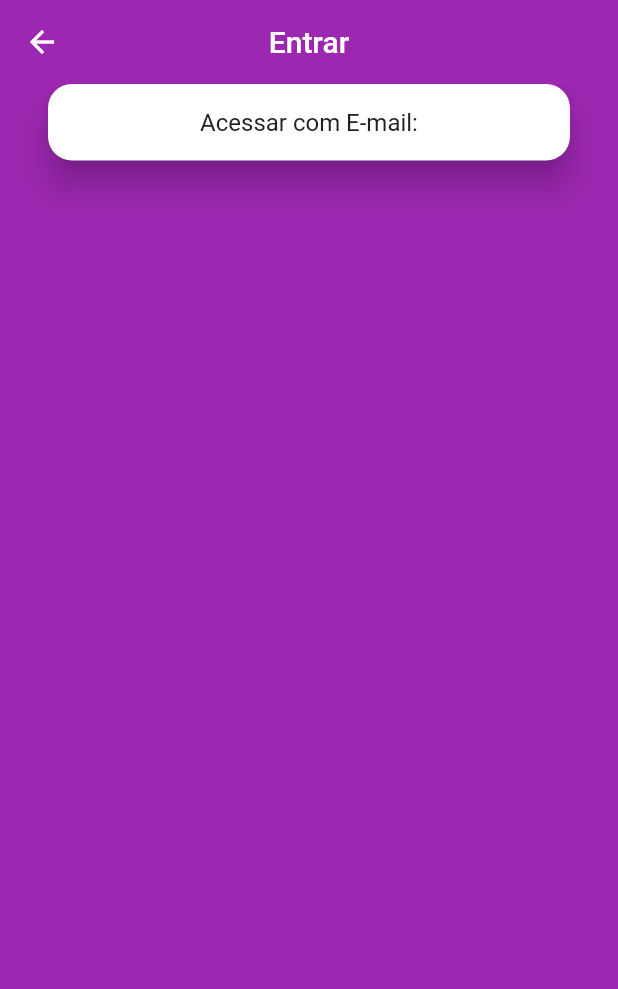
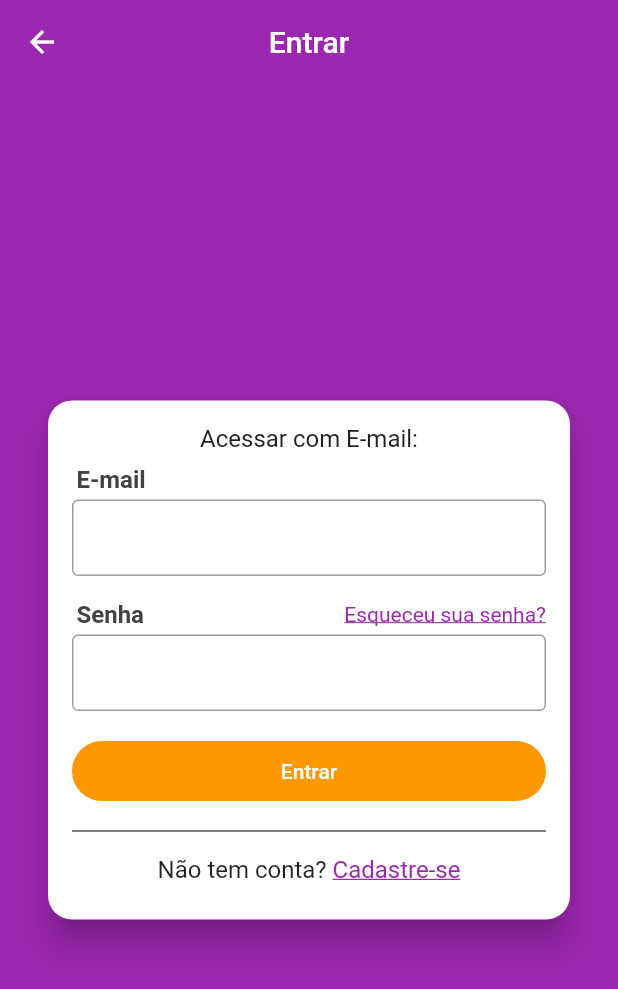
Before and after one commit to Mjsilva7/mobX, a Flutter app: the screen it shows after launch, in the side drawer, after a tap on "Acesse sua conta!", on a phone screen of 412 x 824 dp. Shown: the top 989 px of the screen. Run offline on Flutter 3.47's test engine with Material 2 defaults, Android fonts, the phone set to English and light mode, and no system bars; our stand-ins replace get_it, mobx, parse_server_sdk_flutter; generated files the repository leaves out were written again.

Commit message:
Novas implementações
Implementações novas tela de login

```diff
--- a/xlomobX/lib/main.dart
+++ b/xlomobX/lib/main.dart
@@ -36,6 +36,7 @@ class MyApp extends StatelessWidget {
         visualDensity: VisualDensity.adaptivePlatformDensity,
         scaffoldBackgroundColor: Colors.purple,
         appBarTheme: AppBarTheme(elevation: 0),
+        cursorColor: Colors.orange,
       ),
       home: BaseScreen(),
     );
--- a/xlomobX/lib/screens/login/login_screen.dart
+++ b/xlomobX/lib/screens/login/login_screen.dart
@@ -8,9 +8,13 @@ class LoginScreen extends StatelessWidget {
         title: const Text('Entrar'),
         centerTitle: true,
       ),
-      body: Card(
+      body: Container(
+        alignment: Alignment.center,
+        child: SingleChildScrollView(
+          child: Card(
             margin: const EdgeInsets.symmetric(horizontal: 32),
-        shape: RoundedRectangleBorder(borderRadius: BorderRadius.circular(16)),
+            shape:
+                RoundedRectangleBorder(borderRadius: BorderRadius.circular(16)),
             elevation: 9,
             child: Padding(
               padding: const EdgeInsets.all(16),
@@ -26,7 +30,103 @@ class LoginScreen extends StatelessWidget {
                       color: Colors.grey[900],
                     ),
                   ),
+                  Padding(
+                    padding: const EdgeInsets.only(left: 3, bottom: 4, top: 8),
+                    child: Text(
+                      'E-mail',
+                      style: TextStyle(
+                        color: Colors.grey[800],
+                        fontSize: 16,
+                        fontWeight: FontWeight.w700,
+                      ),
+                    ),
+                  ),
+                  TextField(
+                    decoration: InputDecoration(
+                      border: const OutlineInputBorder(),
+                      isDense: true,
+                    ),
+                    keyboardType: TextInputType.emailAddress,
+                  ),
+                  const SizedBox(height: 16),
+                  Padding(
+                    padding: const EdgeInsets.only(left: 3, bottom: 4),
+                    child: Row(
+                      mainAxisAlignment: MainAxisAlignment.spaceBetween,
+                      children: [
+                        Text(
+                          'Senha',
+                          style: TextStyle(
+                            color: Colors.grey[800],
+                            fontSize: 16,
+                            fontWeight: FontWeight.w700,
+                          ),
+                        ),
+                        GestureDetector(
+                          child: Text(
+                            'Esqueceu sua senha?',
+                            style: TextStyle(
+                              decoration: TextDecoration.underline,
+                              color: Colors.purple,
+                            ),
+                          ),
+                          onTap: () {},
+                        )
                       ],
+                    ),
+                  ),
+                  TextField(
+                    decoration: InputDecoration(
+                      border: const OutlineInputBorder(),
+                      isDense: true,
+                    ),
+                    obscureText: true,
+                  ),
+                  Container(
+                    height: 40,
+                    margin: const EdgeInsets.only(top: 20, bottom: 12),
+                    child: RaisedButton(
+                      color: Colors.orange,
+                      child: Text('Entrar'),
+                      textColor: Colors.white,
+                      elevation: 0,
+                      shape: RoundedRectangleBorder(
+                        borderRadius: BorderRadius.circular(20),
+                      ),
+                      onPressed: () {},
+                    ),
+                  ),
+                  Divider(color: Colors.black),
+                  Padding(
+                    padding: const EdgeInsets.symmetric(vertical: 8),
+                    child: Wrap(
+                      alignment: WrapAlignment.center,
+                      children: [
+                        const Text(
+                          'Não tem conta? ',
+                          style: TextStyle(fontSize: 16),
+                        ),
+                        GestureDetector(
+                          onTap: () {
+                            // Navigator.of(context).push(
+                            //   MaterialPageRoute(builder: (_) => SignUpScreen()),
+                            // );
+                          },
+                          child: Text(
+                            'Cadastre-se',
+                            style: TextStyle(
+                              decoration: TextDecoration.underline,
+                              color: Colors.purple,
+                              fontSize: 16,
+                            ),
+                          ),
+                        ),
+                      ],
+                    ),
+                  ),
+                ],
+              ),
+            ),
           ),
         ),
       ),
```
Lines whose indentation alone changed are shown as unchanged.
